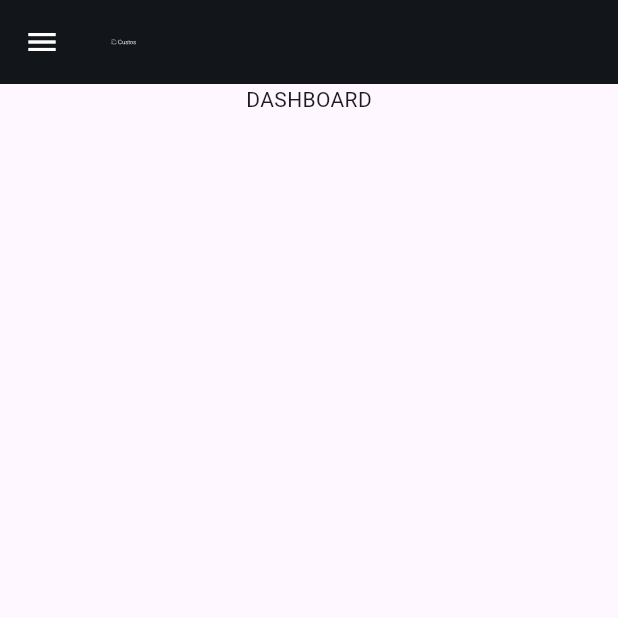
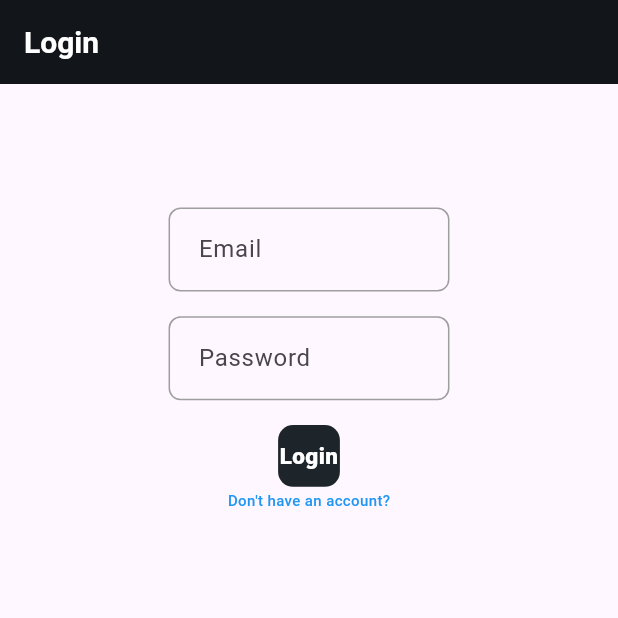
Before and after one commit to OmarMustafaIsmail/custos_task, a Flutter app: the screen it shows after launch, on a phone screen of 412 x 824 dp, the top half of it. Run offline on Flutter 3.47's test engine with Material 3 defaults, Android fonts, the phone set to English and light mode, and no system bars; our stand-ins replace dio, equatable, flutter_secure_storage, flutter_svg, go_router, pretty_dio_logger and 1 more.

Commit message:
auth init

```diff
--- a/lib/main.dart
+++ b/lib/main.dart
@@ -1,9 +1,14 @@
 import 'package:custos_task/layout/provider/app_layout_provider.dart';
+import 'package:custos_task/modules/auth/provider/auth_provider.dart';
+import 'package:custos_task/utils/network/local/cache_manager.dart';
+import 'package:custos_task/utils/network/remote/dio_manager.dart';
 import 'package:custos_task/utils/router.dart';
 import 'package:flutter/material.dart';
 import 'package:provider/provider.dart';
 
 void main() async {
+  await DioHelper.init();
+  await CacheManager.init();
   runApp(const MyApp());
 }
 
@@ -16,6 +21,7 @@ class MyApp extends StatelessWidget {
     return MultiProvider(
       providers: [
         ChangeNotifierProvider(create: (_) => AppLayoutProvider()),
+        ChangeNotifierProvider(create: (_) => AuthProvider()),
       ],
       child: MaterialApp.router(
         debugShowCheckedModeBanner: false,
--- /dev/null
+++ b/lib/modules/auth/models/user_model.dart
@@ -0,0 +1,19 @@
+import 'package:equatable/equatable.dart';
+
+class UserModel extends Equatable {
+  final String id;
+  final String email;
+
+  const UserModel({
+    required this.id,
+    required this.email,
+  });
+
+  factory UserModel.fromJson(Map<String, dynamic> json) => UserModel(
+        id: json['ownerId'],
+        email: json['email'],
+      );
+
+  @override
+  List<Object?> get props => [id, email];
+}
--- /dev/null
+++ b/lib/modules/auth/provider/auth_provider.dart
@@ -0,0 +1,72 @@
+// providers/auth_provider.dart
+import 'package:custos_task/modules/auth/models/user_model.dart';
+import 'package:custos_task/modules/auth/service/auth_service.dart';
+import 'package:custos_task/utils/network/local/secure_storage.dart';
+import 'package:flutter/material.dart';
+
+class AuthProvider with ChangeNotifier {
+  final SecureStorageService _secureStorage = SecureStorageService();
+  final AuthService _authService = AuthService();
+  bool _isAuthenticated = false;
+  String _userToken = '';
+  bool _isLoading = false;
+
+  bool get isLoading => _isLoading;
+
+  void _setLoading(bool value) {
+    _isLoading = value;
+    notifyListeners();
+  }
+
+  bool get isAuthenticated => _isAuthenticated;
+
+  Future<void> login(String email, String password) async {
+    debugPrint(_userToken);
+    debugPrint(isAuthenticated.toString());
+    _setLoading(true);
+
+    final result = await _authService.login(email, password);
+
+    if (result.containsKey('user-token')) {
+      _userToken = result['user-token'];
+      _isAuthenticated = true;
+      UserModel user;
+      user = UserModel.fromJson(result);
+      debugPrint(user.toString());
+      await _secureStorage.saveUserToken(_userToken);
+      _setLoading(false);
+      notifyListeners();
+    } else {
+      debugPrint(result.toString());
+      // Handle login error
+    }
+  }
+
+  Future<void> register(String email, String password) async {
+    _setLoading(true);
+    final result = await _authService.register(email, password);
+    if (result.containsKey('success')) {
+      // Handle successful registration, maybe log in the user
+      _setLoading(false);
+    } else {
+      debugPrint(result.toString());
+      // Handle registration error
+    }
+  }
+
+  Future<void> logout() async {
+    _userToken = '';
+    _isAuthenticated = false;
+    await _secureStorage.deleteUserToken();
+    notifyListeners();
+  }
+
+  static bool isEmail(String em) {
+    String p =
+        r'^(([^<>()[\]\\.,;:\s@\"]+(\.[^<>()[\]\\.,;:\s@\"]+)*)|(\".+\"))@((\[[0-9]{1,3}\.[0-9]{1,3}\.[0-9]{1,3}\.[0-9]{1,3}\])|(([a-zA-Z\-0-9]+\.)+[a-zA-Z]{2,}))$';
+
+    RegExp regExp = RegExp(p);
+
+    return regExp.hasMatch(em);
+  }
+}
--- /dev/null
+++ b/lib/modules/auth/screens/login_screen.dart
@@ -0,0 +1,135 @@
+// screens/login_screen.dart
+import 'package:custos_task/modules/auth/provider/auth_provider.dart';
+import 'package:custos_task/shared/custom_button.dart';
+import 'package:custos_task/shared/custom_textfield.dart';
+import 'package:custos_task/utils/palette.dart';
+import 'package:flutter/material.dart';
+import 'package:go_router/go_router.dart';
+import 'package:provider/provider.dart';
+// import 'package:flutter_svg/flutter_svg.dart';
+// import 'package:provider/provider.dart';
+// import '../providers/auth_provider.dart';
+
+class LoginScreen extends StatelessWidget {
+  final TextEditingController _emailController = TextEditingController();
+  final TextEditingController _passwordController = TextEditingController();
+  final GlobalKey<FormState> _loginFormKey = GlobalKey<FormState>();
+
+  LoginScreen({super.key});
+
+  Future<void> _login(BuildContext context) async {
+    if (_loginFormKey.currentState!.validate()) {
+      _loginFormKey.currentState!.save();
+      await Provider.of<AuthProvider>(context, listen: false).login(
+        _emailController.text,
+        _passwordController.text,
+      );
+    }
+  }
+
+  @override
+  Widget build(BuildContext context) {
+    final height = MediaQuery.sizeOf(context).height;
+    final width = MediaQuery.sizeOf(context).width;
+
+    return Scaffold(
+      appBar: AppBar(
+        title: const Text(
+          'Login',
+          style: TextStyle(
+            color: Palette.kWhiteColor,
+            fontSize: 20,
+            fontWeight: FontWeight.w700,
+          ),
+        ),
+        // leadingWidth: width * 0.08,
+        // leading: SvgPicture.asset(
+        //   'assets/icons/custos_logo.svg',
+        //   colorFilter: const ColorFilter.mode(
+        //     Palette.kWhiteColor,
+        //     BlendMode.srcATop,
+        //   ),
+        // ),
+        backgroundColor: Palette.kAppBarColor,
+      ),
+      body: Row(
+        crossAxisAlignment: CrossAxisAlignment.center,
+        children: [
+          Expanded(flex: 3, child: Container()),
+          Expanded(
+            flex: 5,
+            child: Form(
+              key: _loginFormKey,
+              child: Consumer<AuthProvider>(
+                builder:
+                    (BuildContext context, AuthProvider value, Widget? child) {
+                  return Column(
+                    children: [
+                      SizedBox(
+                        height: height * 0.1,
+                      ),
+                      CustomTextFormField(
+                        controller: _emailController,
+                        labelText: 'Email',
+                        validator: (String? s) {
+                          if (!AuthProvider.isEmail(s!)) {
+                            return 'Please enter a valid email';
+                          }
+                          return null;
+                        },
+                      ),
+                      SizedBox(
+                        height: height * 0.02,
+                      ),
+                      CustomTextFormField(
+                        controller: _passwordController,
+                        obscureText: true,
+                        labelText: 'Password',
+                        validator: (String? s) {
+                          if (s!.isEmpty || s.length < 8) {
+                            return 'Password should be at least 8 characters';
+                          }
+                          return null;
+                        },
+                      ),
+                      SizedBox(
+                        height: height * 0.02,
+                      ),
+                      SizedBox(
+                        width: width * 0.1,
+                        child: CustomButton(
+                          loading: value.isLoading,
+                          radius: 10,
+                          size: 15,
+                          buttonText: 'Login',
+                          onPressed: () => _login(context),
+                          buttonColor: ButtonColor.primary,
+                          height: height * 0.05,
+                        ),
+                      ),
+                      const SizedBox(
+                        height: 2,
+                      ),
+                      InkWell(
+                        onTap: () => context.push('/register'),
+                        child: const Text(
+                          'Don\'t have an account?',
+                          style: TextStyle(
+                            color: Palette.kBlueColor,
+                            fontSize: 10,
+                            fontWeight: FontWeight.w500,
+                          ),
+                        ),
+                      )
+                    ],
+                  );
+                },
+              ),
+            ),
+          ),
+          Expanded(flex: 3, child: Container()),
+        ],
+      ),
+    );
+  }
+}
--- /dev/null
+++ b/lib/modules/auth/service/auth_service.dart
@@ -0,0 +1,39 @@
+// services/auth_service.dart
+
+import 'package:custos_task/utils/network/remote/dio_manager.dart';
+import 'package:custos_task/utils/network/remote/end_points.dart';
+
+class AuthService {
+  Future<Map<String, dynamic>> login(String email, String password) async {
+    try {
+      final response = await DioHelper.postData(
+        url: ApiConstants.loginUser,
+        data: {
+          'login': email,
+          'password': password,
+        },
+      );
+
+      return response.data;
+    } catch (e) {
+      return {'error': e.toString()};
+    }
+  }
+
+  Future<Map<String, dynamic>> register(String email, String password) async {
+    try {
+      final response = await DioHelper.postData(
+        url: ApiConstants.registerUser,
+        data: {
+          'email': email,
+          'password': password,
+        },
+      );
+
+      return response.data;
+    } catch (e) {
+      // Handle error
+      return {'error': e.toString()};
+    }
+  }
+}
--- /dev/null
+++ b/lib/shared/custom_button.dart
@@ -0,0 +1,126 @@
+import 'package:custos_task/utils/palette.dart';
+import 'package:flutter/cupertino.dart';
+import 'package:flutter/material.dart';
+
+class CustomButton extends StatefulWidget {
+  final String buttonText;
+  final Function() onPressed;
+  final ButtonColor buttonColor;
+  final double size;
+  final double radius;
+  final Color textColor;
+  final bool showError;
+  final String errorText;
+  final double bottomPadding;
+  final bool loading;
+  final FontWeight fontWeight;
+  final double height;
+
+  const CustomButton({
+    required this.buttonText,
+    required this.onPressed,
+    required this.buttonColor,
+    this.size = 20.0,
+    this.radius = 15,
+    this.textColor = Colors.white,
+    this.showError = false,
+    this.errorText = "",
+    this.bottomPadding = 1.0,
+    this.loading = false,
+    super.key,
+    this.fontWeight = FontWeight.w900,
+    required this.height,
+  });
+
+  @override
+  State<CustomButton> createState() => _CustomButtonState();
+}
+
+class _CustomButtonState extends State<CustomButton> {
+  @override
+  Widget build(BuildContext context) {
+    // if (widget.showError) {
+    //   setState(() {
+    //     height = 50*ratio;
+    //   });
+    // } else {
+    //   setState(() {
+    //     height = 0;
+    //   });
+    // }
+    return Column(
+      children: [
+        InkWell(
+          onTap: widget.onPressed,
+          child: Container(
+              height: widget.height,
+              width: double.infinity,
+              clipBehavior: Clip.none,
+              decoration: BoxDecoration(
+                boxShadow: const [
+                  // BoxShadow(
+                  //     offset: Offset(0, 10),
+                  //     blurRadius: 50,
+                  //     color: Palette.shadowColor)
+                ],
+                color: chooseButtonColor(widget.buttonColor),
+                borderRadius: BorderRadius.only(
+                  bottomRight: Radius.circular(widget.radius),
+                  bottomLeft: Radius.circular(widget.radius),
+                  topRight: widget.showError
+                      ? const Radius.circular(0.0)
+                      : Radius.circular(widget.radius),
+                  topLeft: widget.showError
+                      ? const Radius.circular(0.0)
+                      : Radius.circular(widget.radius),
+                ),
+              ),
+              child: Padding(
+                padding: const EdgeInsets.only(top: 0, bottom: 0),
+                child: Center(
+                  child: widget.loading
+                      ? const Center(
+                          child: SizedBox(
+                            width: 17.0,
+                            height: 17.0,
+                            child: CupertinoActivityIndicator(
+                              color: Colors.white,
+                            ),
+                          ),
+                        )
+                      : Text(
+                          widget.buttonText,
+                          textAlign: TextAlign.center,
+                          style: TextStyle(
+                            color: widget.textColor,
+                            fontWeight: widget.fontWeight,
+                            fontSize: widget.size,
+                          ),
+                        ),
+                ),
+              )),
+        ),
+      ],
+    );
+  }
+}
+
+enum ButtonColor {
+  primary,
+  disable,
+}
+
+Color chooseButtonColor(ButtonColor buttonColor) {
+  late Color color;
+
+  switch (buttonColor) {
+    case ButtonColor.primary:
+      color = Palette.kSideMenuColor;
+      break;
+
+    case ButtonColor.disable:
+      color = Palette.kGreyColor;
+      break;
+  }
+  return color;
+}
--- /dev/null
+++ b/lib/shared/custom_textfield.dart
@@ -0,0 +1,54 @@
+import 'package:flutter/material.dart';
+
+class CustomTextFormField extends StatelessWidget {
+  final String labelText;
+  final IconData? prefixIcon;
+  final IconData? suffixIcon;
+  final bool obscureText;
+  final TextInputType keyboardType;
+  final TextEditingController? controller;
+  final FormFieldValidator<String>? validator;
+  final EdgeInsetsGeometry? contentPadding;
+
+  const CustomTextFormField({
+    super.key,
+    required this.labelText,
+    this.prefixIcon,
+    this.suffixIcon,
+    this.obscureText = false,
+    this.keyboardType = TextInputType.text,
+    this.controller,
+    this.validator,
+    this.contentPadding,
+  });
+
+  @override
+  Widget build(BuildContext context) {
+    return TextFormField(
+      controller: controller,
+      obscureText: obscureText,
+      keyboardType: keyboardType,
+      validator: validator,
+      decoration: InputDecoration(
+        labelText: labelText,
+        prefixIcon:
+            prefixIcon != null ? Icon(prefixIcon, color: Colors.blue) : null,
+        suffixIcon:
+            suffixIcon != null ? Icon(suffixIcon, color: Colors.blue) : null,
+        border: OutlineInputBorder(
+          borderRadius: BorderRadius.circular(8.0),
+        ),
+        contentPadding: contentPadding ?? const EdgeInsets.all(16.0),
+        focusedBorder: OutlineInputBorder(
+          borderSide: const BorderSide(color: Colors.blue, width: 2.0),
+          borderRadius: BorderRadius.circular(8.0),
+        ),
+        enabledBorder: OutlineInputBorder(
+          borderSide: const BorderSide(color: Colors.grey, width: 1.0),
+          borderRadius: BorderRadius.circular(8.0),
+        ),
+        errorMaxLines: 2,
+      ),
+    );
+  }
+}
--- a/lib/utils/network/remote/end_points.dart
+++ b/lib/utils/network/remote/end_points.dart
@@ -1,4 +1,5 @@
 class ApiConstants {
-  static const baseUrl = 'equalfall-us.backendless.app';
+  static const baseUrl = 'https://equalfall-us.backendless.app';
   static const registerUser = '/api/users/register';
+  static const loginUser = '/api/users/login';
 }
--- a/lib/utils/palette.dart
+++ b/lib/utils/palette.dart
@@ -4,6 +4,8 @@ class Palette {
   static const kSideMenuColor = Color.fromRGBO(29, 37, 43, 1);
   static const kAppBarColor = Color.fromRGBO(18, 21, 26, 1);
   static const kOffWhiteColor = Color.fromRGBO(255, 255, 228, 1);
+  static const kBlueColor = Colors.blue;
+  static const kGreyColor = Colors.grey;
 
   static const kWhiteColor = Colors.white;
   static const kBlackColor = Colors.black;
--- a/lib/utils/router.dart
+++ b/lib/utils/router.dart
@@ -1,6 +1,17 @@
 import 'package:custos_task/layout/app_layout_screen.dart';
+import 'package:custos_task/modules/auth/screens/login_screen.dart';
+import 'package:custos_task/modules/auth/screens/register_screen.dart';
 import 'package:go_router/go_router.dart';
 
 final router = GoRouter(routes: [
-  GoRoute(path: '/', builder: (context, state) => const AppLayoutScreen()),
+  GoRoute(
+      path: '/layout', builder: (context, state) => const AppLayoutScreen()),
+  GoRoute(
+    path: '/',
+    builder: (context, state) => LoginScreen(),
+  ),
+  GoRoute(
+    path: '/register',
+    builder: (context, state) => RegisterScreen(),
+  ),
 ]);
--- a/pubspec.yaml
+++ b/pubspec.yaml
@@ -37,8 +37,10 @@ dependencies:
   files_uploader: ^0.1.1
   equatable: ^2.0.5
   flutter_svg:
-  backendless_sdk: ^7.3.7
   dio: ^5.5.0+1
+  dartz: ^0.10.1
+  pretty_dio_logger: ^1.4.0
+
 
 
   # The following adds the Cupertino Icons font to your application.
@@ -69,7 +71,6 @@ flutter:
 
   # To add assets to your application, add an assets section, like this:
   assets:
-    - assets/images/
     - assets/icons/
 
   # An image asset can refer to one or more resolution-specific "variants", see
```
Also changed, not shown: lib/modules/auth/screens/register_screen.dart (added, +117 -0 lines), lib/utils/network/local/secure_storage.dart (+6 -6 lines), lib/utils/network/remote/dio_manager.dart (+15 -0 lines), lib/utils/network/remote/fetch_exception.dart (added, +14 -0 lines), pubspec.lock.
